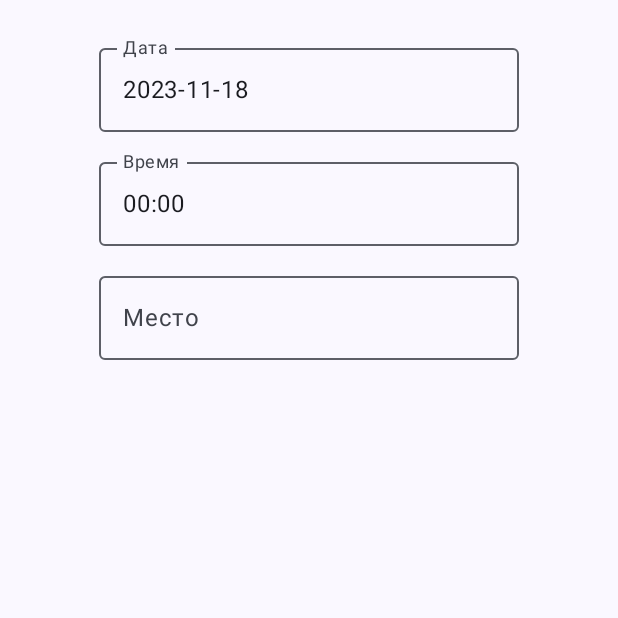
After one commit to pank-su/FirebaseTrain, an Android app built with Jetpack Compose: the composable CheckOutScreen shown on its own in the app's theme, on a phone screen of 412 x 824 dp, the top half of it. The commit adds this screen. Run offline under Robolectric (Android 15) with nearby library versions, the phone set to English and light mode, and no system bars; our stand-ins replace Firebase (no records; nobody signed in at launch, a user with empty details on screens opened directly); 2 statements that could not run were skipped.

Commit message:
Додделан экран пользователя

```diff
--- /dev/null
+++ b/app/src/main/java/su/pank/firebase_train/screen/CheckOutScreen.kt
@@ -0,0 +1,121 @@
+package su.pank.firebase_train.screen
+
+import androidx.compose.foundation.interaction.MutableInteractionSource
+import androidx.compose.foundation.interaction.PressInteraction
+import androidx.compose.foundation.layout.Arrangement
+import androidx.compose.foundation.layout.Column
+import androidx.compose.foundation.layout.fillMaxWidth
+import androidx.compose.foundation.layout.padding
+import androidx.compose.material3.Button
+import androidx.compose.material3.DatePicker
+import androidx.compose.material3.ExperimentalMaterial3Api
+import androidx.compose.material3.OutlinedTextField
+import androidx.compose.material3.Surface
+import androidx.compose.material3.Text
+import androidx.compose.material3.TimePicker
+import androidx.compose.material3.rememberDatePickerState
+import androidx.compose.material3.rememberTimePickerState
+import androidx.compose.runtime.Composable
+import androidx.compose.runtime.LaunchedEffect
+import androidx.compose.runtime.getValue
+import androidx.compose.runtime.mutableStateOf
+import androidx.compose.runtime.remember
+import androidx.compose.runtime.saveable.rememberSaveable
+import androidx.compose.runtime.setValue
+import androidx.compose.ui.Alignment
+import androidx.compose.ui.Modifier
+import androidx.compose.ui.unit.dp
+import androidx.compose.ui.window.Dialog
+import kotlinx.datetime.LocalDate
+import kotlinx.datetime.LocalTime
+import su.pank.firebase_train.viewmodel.UserViewModel
+
+@OptIn(ExperimentalMaterial3Api::class)
+@Composable
+fun CheckOutScreen(vm: UserViewModel) {
+    var timePickerDialog by rememberSaveable {
+        mutableStateOf(false)
+    }
+    var datePickerDialog by rememberSaveable {
+        mutableStateOf(false)
+    }
+    val timePickerState = rememberTimePickerState()
+    val datePickerState = rememberDatePickerState()
+
+    LaunchedEffect(timePickerState.hour, timePickerState.minute) {
+        vm.time = LocalTime(timePickerState.hour, timePickerState.minute)
+    }
+    LaunchedEffect(datePickerState.selectedDateMillis) {
+        if (datePickerState.selectedDateMillis != null)
+            vm.date =
+                LocalDate.fromEpochDays((datePickerState.selectedDateMillis!! / (60 * 60 * 1000 * 24)).toInt())
+    }
+    Column(
+        modifier = Modifier
+            .fillMaxWidth()
+            .padding(24.dp),
+        verticalArrangement = Arrangement.spacedBy(12.dp, Alignment.CenterVertically),
+        horizontalAlignment = Alignment.CenterHorizontally
+    ) {
+        OutlinedTextField(
+            value = vm.date.toString(),
+            onValueChange = {},
+            label = { Text(text = "Дата") },
+            interactionSource = remember { MutableInteractionSource() }
+                .also { interactionSource ->
+                    LaunchedEffect(interactionSource) {
+                        interactionSource.interactions.collect {
+                            if (it is PressInteraction.Release) {
+                                datePickerDialog = true
+                            }
+                        }
+                    }
+                }, readOnly = true
+        )
+        OutlinedTextField(
+            value = vm.time.toString(),
+            onValueChange = {},
+            label = { Text(text = "Время") },
+            interactionSource = remember { MutableInteractionSource() }
+                .also { interactionSource ->
+                    LaunchedEffect(interactionSource) {
+                        interactionSource.interactions.collect {
+                            if (it is PressInteraction.Release) {
+                                timePickerDialog = true
+                            }
+                        }
+                    }
+                }, readOnly = true
+        )
+        OutlinedTextField(value = vm.location, onValueChange = {
+            vm.location = it
+        }, label = { Text(text = "Место") })
+
+    }
+    if (timePickerDialog) {
+        Dialog(onDismissRequest = { timePickerDialog = false }) {
+            Column {
+                TimePicker(state = timePickerState)
+                Button(onClick = { timePickerDialog = false }, modifier = Modifier.alignBy {
+                    it.measuredWidth
+                }) {
+                    Text(text = "OK")
+                }
+            }
+        }
+    }
+    if (datePickerDialog) {
+        Dialog(onDismissRequest = { datePickerDialog = false }) {
+            Surface {
+                Column {
+                    DatePicker(state = datePickerState)
+                    Button(onClick = { datePickerDialog = false }, modifier = Modifier.alignBy {
+                        it.measuredWidth
+                    }) {
+                        Text(text = "OK")
+                    }
+                }
+            }
+        }
+    }
+}
--- a/app/src/main/java/su/pank/firebase_train/screen/UserScreen.kt
+++ b/app/src/main/java/su/pank/firebase_train/screen/UserScreen.kt
@@ -1,9 +1,9 @@
 package su.pank.firebase_train.screen
 
-import androidx.compose.material3.Text
 import androidx.compose.runtime.Composable
+import su.pank.firebase_train.nav.UserNav
 
 @Composable
 fun UserScreen() {
-    Text(text = "User Screen")
+    UserNav()
 }
--- /dev/null
+++ b/app/src/main/java/su/pank/firebase_train/viewmodel/UserViewModel.kt
@@ -0,0 +1,50 @@
+package su.pank.firebase_train.viewmodel
+
+import androidx.compose.runtime.getValue
+import androidx.compose.runtime.mutableStateListOf
+import androidx.compose.runtime.mutableStateOf
+import androidx.compose.runtime.setValue
+import androidx.lifecycle.ViewModel
+import com.google.firebase.firestore.DocumentSnapshot
+import com.google.firebase.firestore.ktx.firestore
+import com.google.firebase.ktx.Firebase
+import kotlinx.coroutines.flow.flow
+import kotlinx.coroutines.tasks.await
+import kotlinx.datetime.Clock
+import kotlinx.datetime.TimeZone
+import kotlinx.datetime.toLocalDateTime
+import su.pank.firebase_train.models.MenuItem
+import kotlin.time.Duration.Companion.minutes
+
+class UserViewModel : ViewModel() {
+    val db = Firebase.firestore
+
+    val cart = mutableStateListOf<MenuItem>()
+
+    var location by mutableStateOf("")
+    var date by mutableStateOf(
+        Clock.System.now().toLocalDateTime(TimeZone.currentSystemDefault()).date
+    )
+    var time by mutableStateOf(
+        Clock.System.now().toLocalDateTime(TimeZone.currentSystemDefault()).time
+    )
+
+
+
+    val menu = flow {
+        while (true) {
+            emit(db.collection("menu").get().await().documents.map {
+                it.toMenuItem()
+            })
+            kotlinx.coroutines.delay(10.minutes)
+        }
+    }
+}
+
+private fun DocumentSnapshot.toMenuItem(): MenuItem = MenuItem(
+    this.getString("name")!!,
+    this.getBoolean("available")!!,
+    this.getString("composition")!!,
+    this.getString("photo_name")!!,
+    this.get("price")!! as Long,
+)
--- a/gradle/libs.versions.toml
+++ b/gradle/libs.versions.toml
@@ -1,11 +1,13 @@
 [versions]
 agp = "8.3.0-alpha13"
+coilCompose = "2.5.0"
 composeAuthUi = "1.4.7"
 kotlin = "1.9.0"
 coreKtx = "1.12.0"
 junit = "4.13.2"
 junitVersion = "1.1.5"
 espressoCore = "3.5.1"
+kotlinxDatetime = "0.4.1"
 lifecycleRuntimeKtx = "2.6.2"
 activityCompose = "1.8.0"
 composeBom = "2023.08.00"
@@ -14,9 +16,11 @@ googleServices = "4.4.0"
 firebaseAuth = "22.3.0"
 playServicesAuth = "20.7.0"
 firebaseFirestoreKtx = "24.9.1"
+firebaseStorageKtx = "20.3.0"
 
 [libraries]
 androidx-core-ktx = { group = "androidx.core", name = "core-ktx", version.ref = "coreKtx" }
+coil-compose = { module = "io.coil-kt:coil-compose", version.ref = "coilCompose" }
 compose-auth-ui = { module = "io.github.jan-tennert.supabase:compose-auth-ui", version.ref = "composeAuthUi" }
 junit = { group = "junit", name = "junit", version.ref = "junit" }
 androidx-junit = { group = "androidx.test.ext", name = "junit", version.ref = "junitVersion" }
@@ -34,8 +38,10 @@ androidx-material3 = { group = "androidx.compose.material3", name = "material3"
 androidx-navigation-compose = { group = "androidx.navigation", name = "navigation-compose", version.ref = "navigationCompose" }
 google-services = { group = "com.google.gms", name = "google-services", version.ref = "googleServices" }
 firebase-auth = { group = "com.google.firebase", name = "firebase-auth", version.ref = "firebaseAuth" }
+kotlinx-datetime = { module = "org.jetbrains.kotlinx:kotlinx-datetime", version.ref = "kotlinxDatetime" }
 play-services-auth = { group = "com.google.android.gms", name = "play-services-auth", version.ref = "playServicesAuth" }
 firebase-firestore-ktx = { group = "com.google.firebase", name = "firebase-firestore-ktx", version.ref = "firebaseFirestoreKtx" }
+firebase-storage-ktx = { group = "com.google.firebase", name = "firebase-storage-ktx", version.ref = "firebaseStorageKtx" }
 
 [plugins]
 androidApplication = { id = "com.android.application", version.ref = "agp" }
```
Also changed, not shown: app/build.gradle.kts (+7 -0 lines), app/src/main/java/su/pank/firebase_train/models/MenuItem.kt (added, +17 -0 lines), app/src/main/java/su/pank/firebase_train/nav/UserNav.kt (added, +29 -0 lines), app/src/main/java/su/pank/firebase_train/screen/CartScreen.kt (added, +49 -0 lines), app/src/main/java/su/pank/firebase_train/screen/MenuScreen.kt (added, +137 -0 lines).
